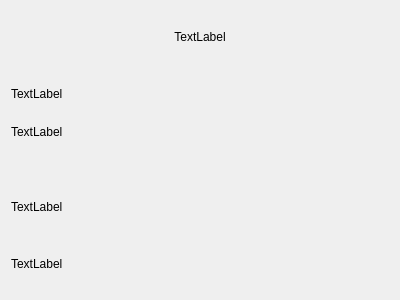
Old version of the form thumbnailwidget.ui in the repository equilibrium139/assetwarehouse-qt.
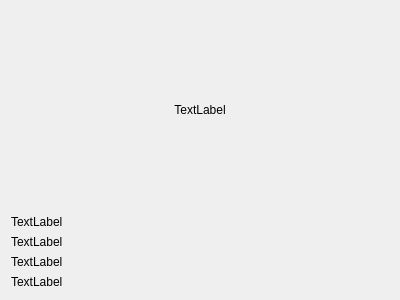
New version of the form.

Commit message: fix thumbnail size

```diff
--- a/thumbnailwidget.ui
+++ b/thumbnailwidget.ui
@@ -29,7 +29,7 @@
    <item>
     <widget class="QLabel" name="thumbnailLabel">
      <property name="sizePolicy">
-      <sizepolicy hsizetype="Expanding" vsizetype="Preferred">
+      <sizepolicy hsizetype="Expanding" vsizetype="Expanding">
        <horstretch>0</horstretch>
        <verstretch>0</verstretch>
       </sizepolicy>
```
The commit also changes 1 other file.
